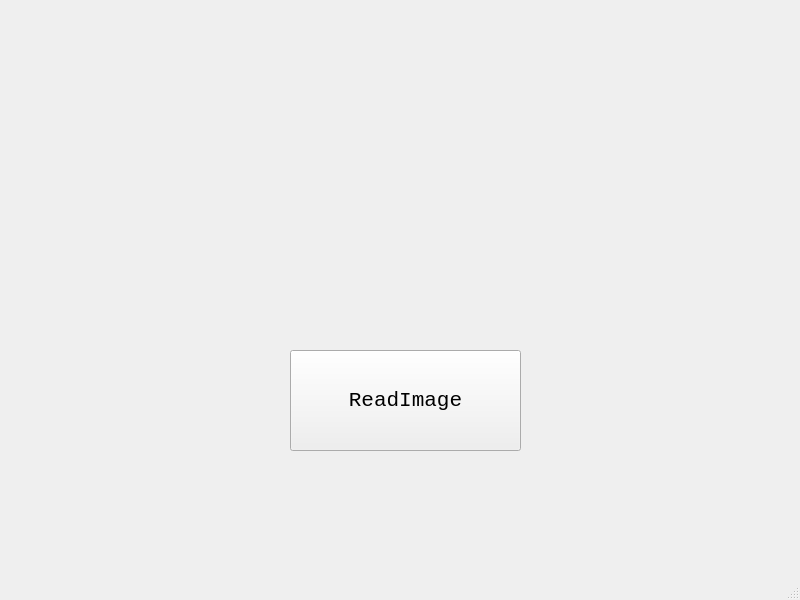
Above: CS2PYImage/CS2PYImage_Python/View/CS2PYImage.ui from jiannan1828/TestAndStudy before the change. Below: the same form after it.
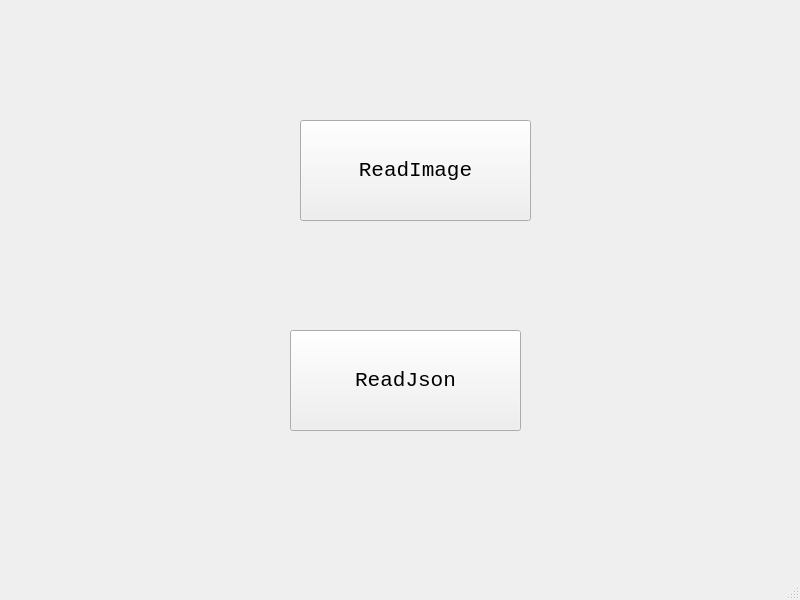
That is the form after the change.

Commit message: 新增C#傳Json黨到python

Patch:
```diff
--- a/CS2PYImage/CS2PYImage_Python/View/CS2PYImage.ui
+++ b/CS2PYImage/CS2PYImage_Python/View/CS2PYImage.ui
@@ -17,8 +17,8 @@
    <widget class="QPushButton" name="btn_ReadImage">
     <property name="geometry">
      <rect>
-      <x>290</x>
-      <y>350</y>
+      <x>300</x>
+      <y>120</y>
       <width>231</width>
       <height>101</height>
      </rect>
@@ -33,6 +33,25 @@
      <string>ReadImage</string>
     </property>
    </widget>
+   <widget class="QPushButton" name="btn_ReadJson">
+    <property name="geometry">
+     <rect>
+      <x>290</x>
+      <y>330</y>
+      <width>231</width>
+      <height>101</height>
+     </rect>
+    </property>
+    <property name="font">
+     <font>
+      <family>Consolas</family>
+      <pointsize>16</pointsize>
+     </font>
+    </property>
+    <property name="text">
+     <string>ReadJson</string>
+    </property>
+   </widget>
   </widget>
   <widget class="QStatusBar" name="statusbar"/>
  </widget>
```
The commit also changes 46 other files.
